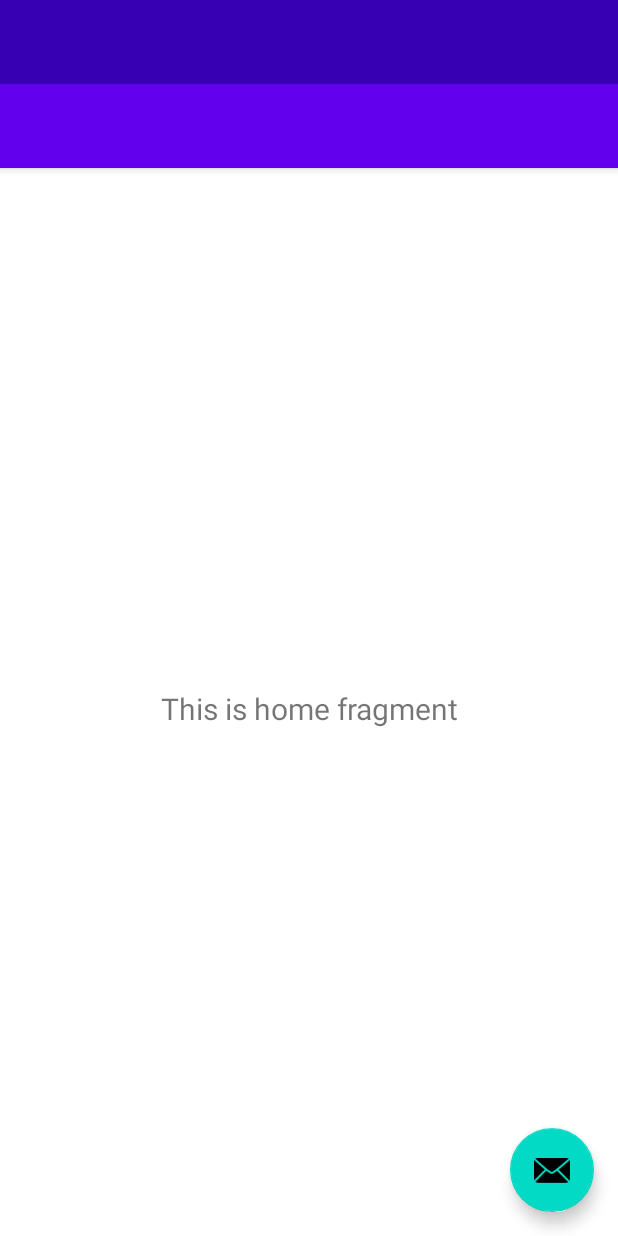
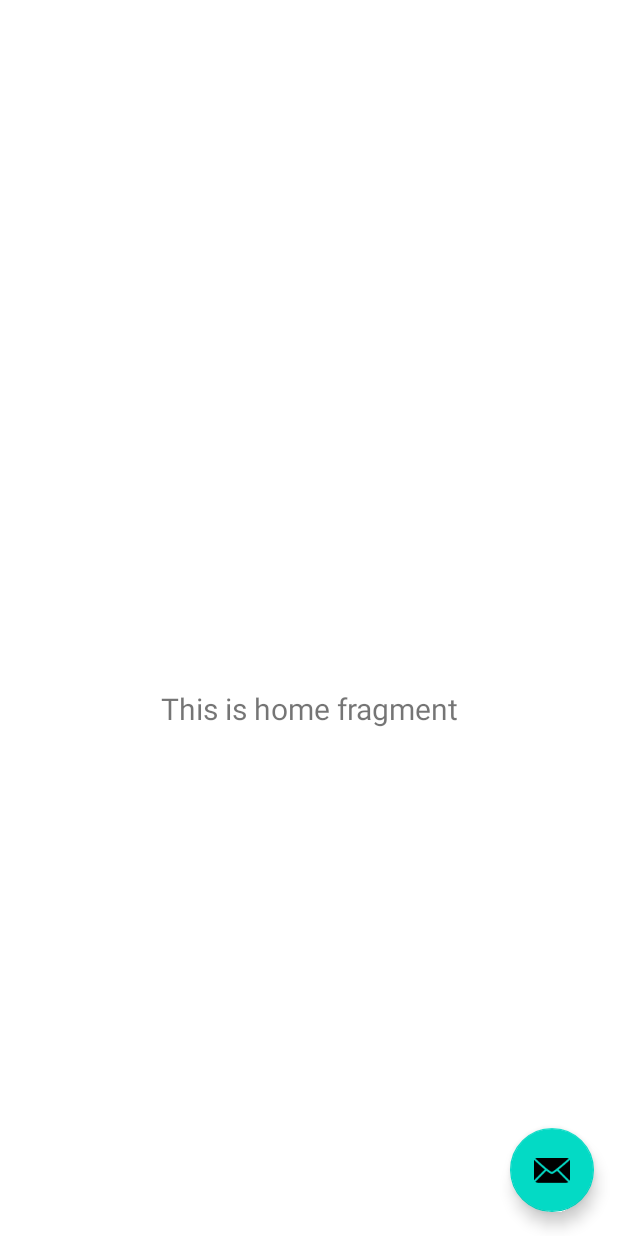
Before and after one commit to cinit/NCIHost, an Android app: the layout activity_dashboard.xml on its own in the app's theme, with its tools: preview values and no code run, on a phone screen of 412 x 824 dp. Run offline under Robolectric (Android 15) with nearby library versions, the phone set to English and light mode, and no system bars.

Commit message:
Translucent status bar

```diff
--- a/app/src/main/java/cc/ioctl/nfcncihost/activity/DashboardActivity.java
+++ b/app/src/main/java/cc/ioctl/nfcncihost/activity/DashboardActivity.java
@@ -131,4 +131,5 @@ public class DashboardActivity extends BaseActivity {
             unbindService(mNfcMgrConn);
         }
     }
+
 }
--- a/app/src/main/res/layout/activity_dashboard.xml
+++ b/app/src/main/res/layout/activity_dashboard.xml
@@ -5,7 +5,6 @@
     android:id="@+id/drawer_layout"
     android:layout_width="match_parent"
     android:layout_height="match_parent"
-    android:fitsSystemWindows="true"
     tools:openDrawer="start">
 
     <include
@@ -18,7 +17,6 @@
         android:layout_width="wrap_content"
         android:layout_height="match_parent"
         android:layout_gravity="start"
-        android:fitsSystemWindows="true"
         app:headerLayout="@layout/nav_header_main"
         app:menu="@menu/activity_main_drawer" />
 </androidx.drawerlayout.widget.DrawerLayout>
--- a/app/src/main/res/layout/activity_splash.xml
+++ b/app/src/main/res/layout/activity_splash.xml
@@ -3,7 +3,6 @@
     xmlns:tools="http://schemas.android.com/tools"
     android:layout_width="match_parent"
     android:layout_height="match_parent"
-    android:fitsSystemWindows="true"
     tools:context=".activity.splash.SplashActivity">
 
     <LinearLayout
--- a/app/src/main/res/layout/app_bar_main.xml
+++ b/app/src/main/res/layout/app_bar_main.xml
@@ -4,18 +4,18 @@
     xmlns:tools="http://schemas.android.com/tools"
     android:layout_width="match_parent"
     android:layout_height="match_parent"
+    android:fitsSystemWindows="true"
     tools:context=".activity.DashboardActivity">
 
     <com.google.android.material.appbar.AppBarLayout
         android:layout_width="match_parent"
         android:layout_height="wrap_content"
-        android:theme="@style/Theme.AppDefault.AppBarOverlay">
+        android:theme="@style/Widget.AppDefault.ActionBar">
 
         <androidx.appcompat.widget.Toolbar
             android:id="@+id/toolbar"
             android:layout_width="match_parent"
             android:layout_height="?attr/actionBarSize"
-            android:background="?attr/colorPrimary"
             app:popupTheme="@style/Theme.AppDefault.PopupOverlay" />
 
     </com.google.android.material.appbar.AppBarLayout>
--- a/app/src/main/res/layout/empty_layout.xml
+++ b/app/src/main/res/layout/empty_layout.xml
@@ -1,6 +1,7 @@
 <LinearLayout xmlns:android="http://schemas.android.com/apk/res/android"
     android:layout_width="match_parent"
-    android:layout_height="match_parent">
+    android:layout_height="match_parent"
+    android:fitsSystemWindows="true">
 
     <FrameLayout
         android:id="@+id/emptyLayout_main"
--- a/app/src/main/res/layout/settings_activity.xml
+++ b/app/src/main/res/layout/settings_activity.xml
@@ -1,6 +1,7 @@
 <LinearLayout xmlns:android="http://schemas.android.com/apk/res/android"
     android:layout_width="match_parent"
-    android:layout_height="match_parent">
+    android:layout_height="match_parent"
+    android:fitsSystemWindows="true">
 
     <FrameLayout
         android:id="@+id/settings"
--- a/app/src/main/res/values-night/themes.xml
+++ b/app/src/main/res/values-night/themes.xml
@@ -1,23 +1,34 @@
 <resources xmlns:tools="http://schemas.android.com/tools">
     <!-- Base application theme. -->
     <style name="Theme.AppDefault" parent="Theme.MaterialComponents.DayNight">
-        <!-- Primary brand color. -->
         <item name="colorAccent">#71D2FF</item>
         <item name="colorPrimary">@color/purple_200</item>
         <item name="colorPrimaryVariant">@color/purple_700</item>
         <item name="colorOnPrimary">@color/black</item>
-        <!-- Secondary brand color. -->
+        <!-- color. -->
         <item name="colorSecondary">@color/teal_200</item>
         <item name="colorSecondaryVariant">@color/teal_200</item>
         <item name="colorOnSecondary">@color/black</item>
+        <!-- status bar -->
+        <item name="android:windowLightStatusBar" tools:targetApi="m">false</item>
+        <!-- magic -->
         <item name="actionBarTheme">@style/ThemeOverlay.AppDefault.ActionBar</item>
         <item name="actionBarStyle">@style/Widget.AppDefault.ActionBar</item>
-        <item name="android:statusBarColor">?android:colorBackground</item>
-        <item name="android:windowLightStatusBar" tools:ignore="NewApi">false</item>
+        <item name="android:windowDrawsSystemBarBackgrounds">true</item>
+        <item name="android:statusBarColor">#00000000</item>
+        <item name="android:windowTranslucentStatus">false</item>
+        <item name="android:windowTranslucentNavigation">true</item>
+        <item name="android:windowLayoutInDisplayCutoutMode" tools:targetApi="o_mr1">
+            shortEdges
+        </item>
     </style>
 
     <style name="Widget.AppDefault.ActionBar" parent="@style/Widget.MaterialComponents.ActionBar.Solid">
         <item name="elevation">0dp</item>
+        <item name="android:background">?android:colorBackground</item>
+        <item name="background">?android:colorBackground</item>
+        <item name="backgroundSplit">?android:colorBackground</item>
+        <item name="backgroundStacked">?android:colorBackground</item>
     </style>
 
 </resources>
--- a/app/src/main/res/values/themes.xml
+++ b/app/src/main/res/values/themes.xml
@@ -1,28 +1,45 @@
 <resources xmlns:tools="http://schemas.android.com/tools">
     <!-- Base application theme. -->
     <style name="Theme.AppDefault" parent="Theme.MaterialComponents.DayNight">
-        <!-- Primary brand color. -->
         <item name="colorAccent">#0073FF</item>
         <item name="colorPrimary">@color/purple_500</item>
         <item name="colorPrimaryVariant">@color/purple_700</item>
         <item name="colorOnPrimary">@color/white</item>
-        <!-- Secondary brand color. -->
+        <!--  color. -->
         <item name="colorSecondary">@color/teal_200</item>
         <item name="colorSecondaryVariant">@color/teal_700</item>
         <item name="colorOnSecondary">@color/black</item>
+        <!-- status bar -->
+        <item name="android:windowLightStatusBar" tools:targetApi="m">true</item>
+        <!-- magic -->
         <item name="actionBarTheme">@style/ThemeOverlay.AppDefault.ActionBar</item>
         <item name="actionBarStyle">@style/Widget.AppDefault.ActionBar</item>
-        <item name="android:statusBarColor">?android:colorBackground</item>
-        <item name="android:windowLightStatusBar" tools:targetApi="m">true</item>
+        <item name="android:windowDrawsSystemBarBackgrounds">true</item>
+        <item name="android:statusBarColor">#00000000</item>
+        <item name="android:windowTranslucentStatus">false</item>
+        <item name="android:windowTranslucentNavigation">true</item>
+        <item name="android:windowLayoutInDisplayCutoutMode" tools:targetApi="o_mr1">
+            shortEdges
+        </item>
+
     </style>
 
     <style name="Widget.AppDefault.ActionBar" parent="@style/Widget.MaterialComponents.Light.ActionBar.Solid">
         <item name="elevation">0dp</item>
+        <item name="android:background">?android:colorBackground</item>
+        <item name="background">?android:colorBackground</item>
+        <item name="backgroundSplit">?android:colorBackground</item>
+        <item name="backgroundStacked">?android:colorBackground</item>
+        <item name="android:statusBarColor">#00000000</item>
     </style>
 
     <style name="ThemeOverlay.AppDefault.ActionBar" parent="">
         <item name="android:background">?android:colorBackground</item>
         <item name="android:windowContentOverlay">@null</item>
+        <item name="background">?android:colorBackground</item>
+        <item name="backgroundSplit">?android:colorBackground</item>
+        <item name="backgroundStacked">?android:colorBackground</item>
+        <item name="android:statusBarColor">#00000000</item>
     </style>
 
     <style name="Theme.AppDefault.NoActionBar">
@@ -30,7 +47,7 @@
         <item name="windowNoTitle">true</item>
     </style>
 
-    <style name="Theme.AppDefault.AppBarOverlay" parent="ThemeOverlay.AppCompat.Dark.ActionBar" />
+    <!-- style name="Theme.AppDefault.AppBarOverlay" parent="ThemeOverlay.AppCompat.DayNight.ActionBar" /-->
 
     <style name="Theme.AppDefault.PopupOverlay" parent="ThemeOverlay.AppCompat.DayNight" />
 
```
Also changed, not shown: app/src/main/java/cc/ioctl/nfcncihost/activity/AppActivity.java (+11 -11 lines), app/src/main/java/cc/ioctl/nfcncihost/activity/BaseActivity.java (+7 -0 lines).
